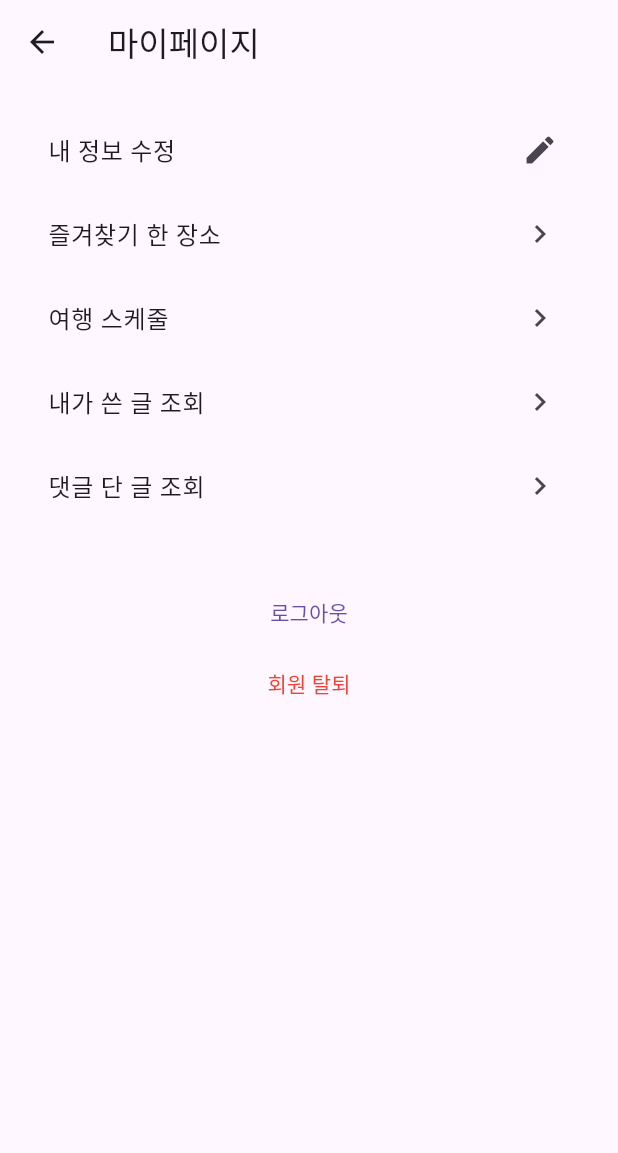
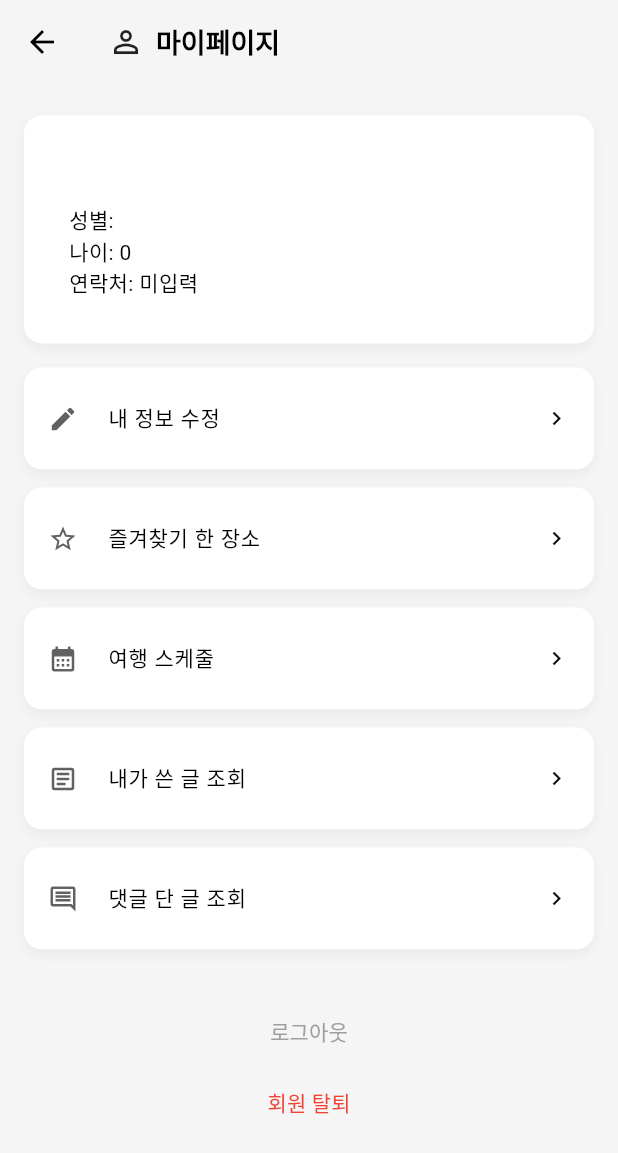
Before and after one commit to jinho-jinho/app_for_traveler, a Flutter app: the MyPageScreen screen opened directly with empty values, on a phone screen of 412 x 824 dp. Shown: the top 1153 px of the screen. Run offline on Flutter 3.47's test engine with Material 3 defaults, Android fonts, the phone set to English and light mode, and no system bars; our stand-ins replace cloud_firestore, firebase_auth, firebase_core, firebase_storage, flutter_rating_bar, geolocator and 4 more; accounts and stored records are empty; network calls fail.

Commit message:
05/27 15:09 백업용 커밋

```diff
--- a/lib/screens/createPersonalScheduleScreen.dart
+++ b/lib/screens/createPersonalScheduleScreen.dart
@@ -128,7 +128,7 @@ class _CreatePersonalScheduleScreenState extends State<CreatePersonalScheduleScr
                     border: OutlineInputBorder(),
                     isDense: true,
                   ),
-                  validator: (value) => value == null || value.isEmpty ? '목적지를 입력하세요' : null,
+                  validator: (value) => value == null || value.isEmpty ? '여행지를 입력하세요' : null,
                 ),
                 const SizedBox(height: 16),
                 Row(
--- a/lib/screens/homeScreen.dart
+++ b/lib/screens/homeScreen.dart
@@ -411,9 +411,9 @@ class _HomeScreenState extends State<HomeScreen> {
   Widget build(BuildContext context) {
     return Scaffold(
       appBar: AppBar(
-        title: const Text('여행 도우미'),
-        backgroundColor: Colors.blue,
-        foregroundColor: Colors.white,
+        title: const Text('여행 도우미', style: TextStyle(fontWeight: FontWeight.bold)),
+        backgroundColor: Colors.grey[100], //세연
+        foregroundColor: Colors.black, //세연
         actions: [
           IconButton(
             icon: const Icon(Icons.notifications),
--- a/lib/screens/loginScreen.dart
+++ b/lib/screens/loginScreen.dart
@@ -180,7 +180,7 @@ class _LoginScreenState extends State<LoginScreen> {
               const SizedBox(height: 12),
               TextField(
                 controller: _contactController,
-                decoration: const InputDecoration(labelText: '연락수단 (카카오톡ID 또는 이메일)', border: OutlineInputBorder()),
+                decoration: const InputDecoration(labelText: '연락처 (카카오톡ID 또는 이메일)', border: OutlineInputBorder()),
               ),
             ],
             const SizedBox(height: 16),
--- a/lib/screens/myPageScreen.dart
+++ b/lib/screens/myPageScreen.dart
@@ -51,7 +51,10 @@ class _MyPageScreenState extends State<MyPageScreen> {
   }
 
   Future<void> _loadUserData() async {
-    final doc = await _firestore.collection('users').doc(widget.currentUserId).get();
+    final doc = await _firestore
+        .collection('users')
+        .doc(widget.currentUserId)
+        .get();
     if (doc.exists) {
       final data = doc.data()!;
       setState(() {
@@ -66,7 +69,11 @@ class _MyPageScreenState extends State<MyPageScreen> {
   }
 
   void _setupRealtimeListener() {
-    _userSubscription = _firestore.collection('users').doc(widget.currentUserId).snapshots().listen((snapshot) {
+    _userSubscription = _firestore
+        .collection('users')
+        .doc(widget.currentUserId)
+        .snapshots()
+        .listen((snapshot) {
       if (snapshot.exists) {
         setState(() {
           _favorites = List<String>.from(snapshot['favorites'] ?? []);
@@ -89,7 +96,10 @@ class _MyPageScreenState extends State<MyPageScreen> {
         .where('authorId', isEqualTo: widget.currentUserId)
         .get();
 
-    final postIds = commentSnapshot.docs.map((doc) => doc['postId'] as String).toSet().toList();
+    final postIds = commentSnapshot.docs
+        .map((doc) => doc['postId'] as String)
+        .toSet()
+        .toList();
     if (postIds.isEmpty) return;
 
     List<DocumentSnapshot> allPosts = [];
@@ -109,7 +119,8 @@ class _MyPageScreenState extends State<MyPageScreen> {
     Navigator.push(
       context,
       MaterialPageRoute(
-        builder: (_) => Scaffold(
+        builder: (_) =>
+            Scaffold(
               appBar: AppBar(title: Text(title)),
               body: ListView.builder(
                 itemCount: docs.length,
@@ -118,16 +129,19 @@ class _MyPageScreenState extends State<MyPageScreen> {
                   return ListTile(
                     title: Text(data['title'] ?? '제목 없음'),
                     subtitle: Text(data['content'] ?? ''),
-                onTap: () => Navigator.push(
+                    onTap: () =>
+                        Navigator.push(
                           context,
                           MaterialPageRoute(
-                    builder: (_) => PostDetailScreen(
+                            builder: (_) =>
+                                PostDetailScreen(
                                   postId: docs[index].id,
                                   title: data['title'],
                                   content: data['content'],
                                   authorId: data['authorId'],
                                   authorNickname: data['authorNickname'],
-                      createdAt: (data['createdAt'] as Timestamp).toDate(),
+                                  createdAt: (data['createdAt'] as Timestamp)
+                                      .toDate(),
                                   currentUserId: widget.currentUserId,
                                   currentUserNickname: _nickname,
                                 ),
@@ -145,16 +159,20 @@ class _MyPageScreenState extends State<MyPageScreen> {
     Navigator.push(
       context,
       MaterialPageRoute(
-        builder: (_) => Scaffold(
+        builder: (_) =>
+            Scaffold(
               appBar: AppBar(title: const Text('즐겨찾기한 장소')),
               body: ListView(
                 children: _favorites.map((placeId) {
                   return FutureBuilder<DocumentSnapshot>(
                     future: _firestore.collection('places').doc(placeId).get(),
                     builder: (context, snapshot) {
-                  if (snapshot.connectionState == ConnectionState.waiting) return const ListTile(title: Text('로딩 중...'));
-                  if (!snapshot.hasData || !snapshot.data!.exists) return ListTile(title: Text(placeId));
-                  final data = snapshot.data!.data() as Map<String, dynamic>;
+                      if (snapshot.connectionState == ConnectionState.waiting)
+                        return const ListTile(title: Text('로딩 중...'));
+                      if (!snapshot.hasData || !snapshot.data!.exists)
+                        return ListTile(title: Text(placeId));
+                      final data = snapshot.data!.data() as Map<String,
+                          dynamic>;
                       return ListTile(
                         title: Text(data['name'] ?? placeId),
                         onTap: () => widget.onPlaceSelected(placeId),
@@ -171,12 +189,15 @@ class _MyPageScreenState extends State<MyPageScreen> {
   void _showEditProfileDialog() {
     showDialog(
       context: context,
-      builder: (_) => AlertDialog(
+      builder: (_) =>
+          AlertDialog(
             title: const Text('내 정보 수정'), // (세연)
             content: SingleChildScrollView(
               child: Column(
                 children: [
-              TextField(controller: _nicknameController, decoration: const InputDecoration(labelText: '닉네임')), // (세연)
+                  TextField(controller: _nicknameController,
+                      decoration: const InputDecoration(labelText: '닉네임')),
+                  // (세연)
                   DropdownButtonFormField<String>(
                     value: _selectedGender,
                     decoration: const InputDecoration(labelText: '성별'), // (세연)
@@ -187,20 +208,32 @@ class _MyPageScreenState extends State<MyPageScreen> {
                       if (val != null) setState(() => _selectedGender = val);
                     },
                   ),
-              TextField(controller: _ageController, decoration: const InputDecoration(labelText: '나이'), keyboardType: TextInputType.number), // (세연)
-              TextField(controller: _contactController, decoration: const InputDecoration(labelText: '연락처')), // (세연)
+                  TextField(controller: _ageController,
+                      decoration: const InputDecoration(labelText: '나이'),
+                      keyboardType: TextInputType.number),
+                  // (세연)
+                  TextField(controller: _contactController,
+                      decoration: const InputDecoration(labelText: '연락처')),
+                  // (세연)
                 ],
               ),
             ),
             actions: [
-          TextButton(onPressed: () => Navigator.pop(context), child: const Text('취소')),
+              TextButton(onPressed: () => Navigator.pop(context),
+                  child: const Text('취소')),
               ElevatedButton(
                 onPressed: () async {
-              await _firestore.collection('users').doc(widget.currentUserId).update({
+                  await _firestore
+                      .collection('users')
+                      .doc(widget.currentUserId)
+                      .update({
                     'nickname': _nicknameController.text.trim(),
-                'gender': _selectedGender, // (세연)
-                'age': int.tryParse(_ageController.text.trim()) ?? 0, // (세연)
-                'contact': _contactController.text.trim(), // (세연)
+                    'gender': _selectedGender,
+                    // (세연)
+                    'age': int.tryParse(_ageController.text.trim()) ?? 0,
+                    // (세연)
+                    'contact': _contactController.text.trim(),
+                    // (세연)
                   });
                   _loadUserData();
                   Navigator.pop(context);
@@ -212,15 +245,19 @@ class _MyPageScreenState extends State<MyPageScreen> {
     );
   }
 
-  Future<void> _deleteAccount() async { // (세연)
+  Future<void> _deleteAccount() async {
+    // (세연)
     final confirm = await showDialog<bool>(
       context: context,
-      builder: (_) => AlertDialog(
+      builder: (_) =>
+          AlertDialog(
             title: const Text('회원 탈퇴'),
             content: const Text('정말 탈퇴하시겠습니까? 모든 데이터가 삭제됩니다.'),
             actions: [
-          TextButton(onPressed: () => Navigator.pop(context, false), child: const Text('취소')),
-          ElevatedButton(onPressed: () => Navigator.pop(context, true), child: const Text('탈퇴')),
+              TextButton(onPressed: () => Navigator.pop(context, false),
+                  child: const Text('취소')),
+              ElevatedButton(onPressed: () => Navigator.pop(context, true),
+                  child: const Text('탈퇴')),
             ],
           ),
     );
@@ -231,7 +268,8 @@ class _MyPageScreenState extends State<MyPageScreen> {
       if (!mounted) return;
       Navigator.pushReplacement(
         context,
-        MaterialPageRoute(builder: (_) => LoginScreen(onLogin: widget.onLogout)),
+        MaterialPageRoute(
+            builder: (_) => LoginScreen(onLogin: widget.onLogout)),
       );
     }
   }
@@ -239,63 +277,134 @@ class _MyPageScreenState extends State<MyPageScreen> {
   @override
   Widget build(BuildContext context) {
     return Scaffold(
-      appBar: AppBar(title: const Text('마이페이지')),
+      backgroundColor: Colors.grey[100],
+      appBar: AppBar(
+        backgroundColor: Colors.grey[100],
+        elevation: 0,
+        title: const Row(
+          children: [
+            Icon(Icons.person_outline, color: Colors.black87),
+            SizedBox(width: 8),
+            Text(
+              '마이페이지',
+              style: TextStyle(color: Colors.black, fontWeight: FontWeight.bold, fontSize: 18),
+            ),
+          ],
+        ),
+      ),
+
       body: ListView(
         padding: const EdgeInsets.all(16),
         children: [
-          ListTile(
-            title: const Text('내 정보 수정'), // (세연)
-            trailing: const Icon(Icons.edit),
-            onTap: _showEditProfileDialog,
-          ),
-          ListTile(
-            title: const Text('즐겨찾기 한 장소'),
-            trailing: const Icon(Icons.chevron_right),
-            onTap: _showFavorites,
-          ),
-          ListTile(
-            title: const Text('여행 스케줄'),
-            trailing: const Icon(Icons.chevron_right),
-            onTap: () {
+          const SizedBox(height: 5),
+
+          // 프로필 카드
+          _buildProfileCard(),
+          const SizedBox(height: 10),
+
+          // 카드형 메뉴
+          _buildCardItem('내 정보 수정', Icons.edit, _showEditProfileDialog),
+          _buildCardItem('즐겨찾기 한 장소', Icons.star_border, _showFavorites),
+          _buildCardItem('여행 스케줄', Icons.calendar_month, () {
             Navigator.push(
               context,
               MaterialPageRoute(
                 builder: (_) => MyScheduleScreen(currentUserId: widget.currentUserId),
               ),
             );
-            },
+          }),
+          _buildCardItem('내가 쓴 글 조회', Icons.article_outlined, () => _showSimpleList('내가 쓴 글', _myPosts)),
+          _buildCardItem('댓글 단 글 조회', Icons.comment_outlined, () => _showSimpleList('댓글 단 글', _myComments)),
+
+          const SizedBox(height: 24),
+
+          // 로그아웃 / 탈퇴 버튼 그룹
+          _buildButtonGroup(),
+        ],
       ),
+    );
+  }
 
-          ListTile(
-            title: const Text('내가 쓴 글 조회'),
-            trailing: const Icon(Icons.chevron_right),
-            onTap: () => _showSimpleList('내가 쓴 글', _myPosts),
+
+  Widget _buildProfileCard() {
+    return Container(
+      padding: const EdgeInsets.all(30),
+      decoration: BoxDecoration(
+        color: Colors.white,
+        borderRadius: BorderRadius.circular(12),
+        boxShadow: [
+          BoxShadow(
+            color: Colors.black.withOpacity(0.05),
+            blurRadius: 6,
+            offset: const Offset(0, 3),
           ),
-          ListTile(
-            title: const Text('댓글 단 글 조회'),
-            trailing: const Icon(Icons.chevron_right),
-            onTap: () => _showSimpleList('댓글 단 글', _myComments),
+        ],
       ),
-          const SizedBox(height: 32),
-          Center(
+      child: Column(
+        crossAxisAlignment: CrossAxisAlignment.start,
+        children: [
+          Text(
+            _nickname ?? '닉네임 없음',
+            style: const TextStyle(fontSize: 16, fontWeight: FontWeight.bold),
+          ),
+          const SizedBox(height: 6),
+          Text('성별: $_selectedGender'),
+          Text('나이: ${_ageController.text.isNotEmpty ? _ageController.text : '미입력'}'),
+          Text('연락처: ${_contactController.text.isNotEmpty ? _contactController.text : '미입력'}'),
+        ],
+      ),
+    );
+  }
+
+  Widget _buildCardItem(String title, IconData icon, VoidCallback onTap) {
+    return Container(
+      margin: const EdgeInsets.symmetric(vertical: 6),
+      decoration: BoxDecoration(
+        color: Colors.white,
+        borderRadius: BorderRadius.circular(12),
+        boxShadow: [
+          BoxShadow(
+            color: Colors.black.withOpacity(0.05),
+            blurRadius: 6,
+            offset: const Offset(0, 3),
+          ),
+        ],
+      ),
+      child: ListTile(
+        contentPadding: const EdgeInsets.symmetric(horizontal: 16, vertical: 6),
+        leading: Icon(icon, color: Colors.grey[700], size: 20),
+        title: Text(
+          title,
+          style: const TextStyle(
+            fontSize: 14,
+            fontWeight: FontWeight.w500,
+          ),
+        ),
+        trailing: const Icon(Icons.chevron_right, size: 18),
+        onTap: onTap,
+      ),
+    );
+  }
+
+
+  Widget _buildButtonGroup() {
+    return Center(
       child: Column(
         children: [
           TextButton(
-                  onPressed: () async {
+            onPressed: () {
               widget.onLogout(null);
               Navigator.pushReplacement(
                 context,
-                      MaterialPageRoute(builder: (_) => LoginScreen(onLogin: widget.onLogout)),
+                MaterialPageRoute(
+                    builder: (_) => LoginScreen(onLogin: widget.onLogout)),
               );
             },
             child: const Text('로그아웃'),
           ),
           TextButton(
             onPressed: _deleteAccount,
-                  child: const Text('회원 탈퇴', style: TextStyle(color: Colors.red)), // (세연)
-                ),
-              ],
-            ),
+            child: const Text('회원 탈퇴', style: TextStyle(color: Colors.red)),
           ),
         ],
       ),
```
Also changed, not shown: lib/main.dart (+11 -1 lines), lib/screens/editPersonalScheduleScreen.dart (added, +210 -0 lines), lib/screens/myScheduleScreen.dart (+31 -16 lines), lib/screens/personalScheduleDetailScreen.dart (added, +177 -0 lines). Lines whose indentation alone changed are shown as unchanged.
